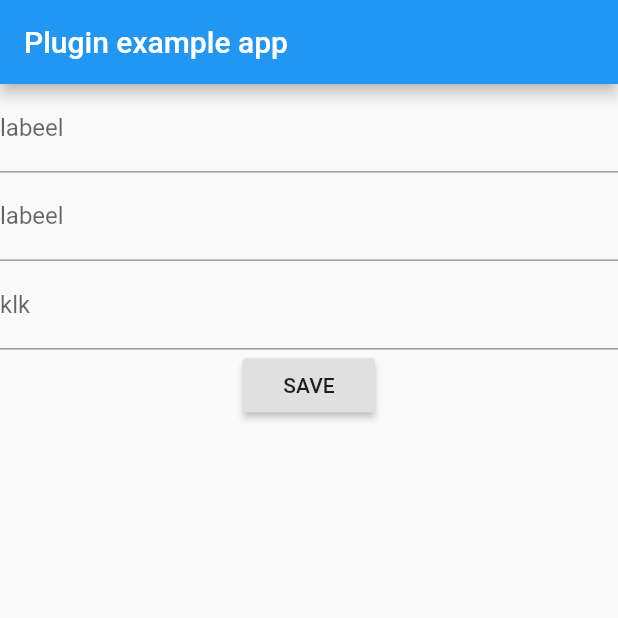
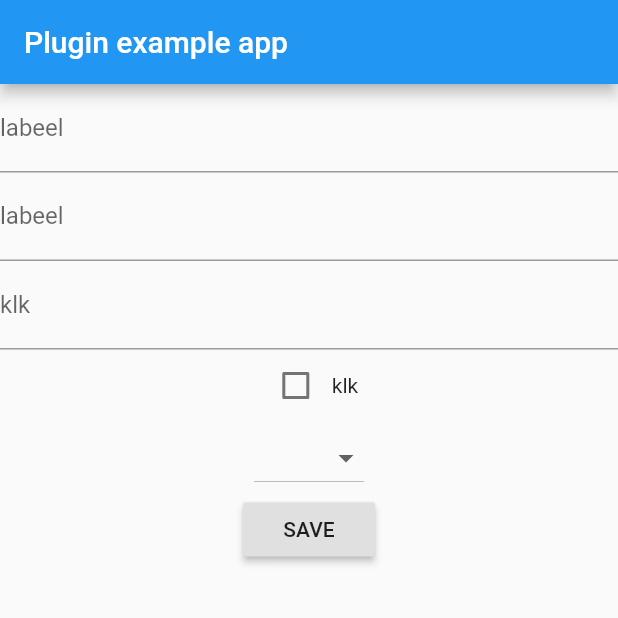
Before and after one commit to pablo384/dynamic_form_flutter_plugin, a Flutter app: the screen it shows after launch, on a phone screen of 412 x 824 dp, the top half of it. Run offline on Flutter 3.47's test engine with Material 2 defaults, Android fonts, the phone set to English and light mode, and no system bars; our stand-ins replace rxdart.

```diff
--- a/example/lib/main.dart
+++ b/example/lib/main.dart
@@ -17,7 +17,6 @@ class _MyAppState extends State<MyApp> {
   @override
   void initState() {
     super.initState();
-    // initPlatformState();
   }
 
   @override
@@ -29,8 +28,12 @@ class _MyAppState extends State<MyApp> {
         ),
         body: Builder(
           builder: (context) {
-            TextboxQuestion avd = TextboxQuestion(
-                options: {"type": "password", "label": "labeel", "key": "uno", "show": true});
+            TextboxQuestion avd = TextboxQuestion(options: {
+              "type": "password",
+              "label": "labeel",
+              "key": "uno",
+              "show": true
+            });
             TextboxQuestion text = TextboxQuestion(
                 options: {"type": "text", "label": "labeel", "key": "dos"});
             List<QuestionBase> lista = List<QuestionBase>();
@@ -42,6 +45,25 @@ class _MyAppState extends State<MyApp> {
               "key": "adsfds",
               "validators": [Validators.isRequired]
             }));
+            lista.add(CheckBoxQuestion(options: {
+              "type": "text",
+              "label": "klk",
+              "key": "adsfds",
+              "value": false,
+              "validators": [Validators.isRequired]
+            }));
+            lista.add(DropdownQuestion(options: {
+              "type": "text",
+              "label": "klk",
+              "key": "adsfds",
+              "value": null,
+              "options": [
+                {"label": "uno", "value": 1},
+                {"label": "dos", "value": 2},
+                {"label": "tres", "value": 3},
+              ],
+              "validators": [Validators.isRequired]
+            }));
             return DynamicForm(
               questions: lista,
               onSubmit: (val) {
@@ -51,17 +73,6 @@ class _MyAppState extends State<MyApp> {
                 print('cambio ${val.toString()}');
               },
             );
-
-            // return Column(
-            //   children: <Widget>[
-            //     QuestionForm(
-            //       question: avd,
-            //     ),
-            //     QuestionForm(
-            //       question: text,
-            //     ),
-            //   ],
-            // );
           },
         ),
       ),
--- a/lib/dynamic_forms.dart
+++ b/lib/dynamic_forms.dart
@@ -9,8 +9,7 @@ export './widgets/question_form.dart';
 export './widgets/dynamic_form.dart';
 
 class DynamicForms {
-  static const MethodChannel _channel =
-      const MethodChannel('dynamic_forms');
+  static const MethodChannel _channel = const MethodChannel('dynamic_forms');
 
   static Future<String> get platformVersion async {
     final String version = await _channel.invokeMethod('getPlatformVersion');
--- a/lib/form_group.dart
+++ b/lib/form_group.dart
@@ -3,20 +3,19 @@ import 'package:rxdart/subjects.dart';
 
 class FormGroup extends ChangeNotifier {
   Map<String, dynamic> group = {};
-  BehaviorSubject<Map<String, dynamic>> groupObs = BehaviorSubject<Map<String, dynamic>>();
+  BehaviorSubject<Map<String, dynamic>> groupObs =
+      BehaviorSubject<Map<String, dynamic>>();
   FormGroup();
   setValue(String key, dynamic val) {
     this.group[key] = val;
     groupObs.add(this.group);
     notifyListeners();
-    // print(this.group.toString());
+    print(this.group.toString());
   }
 
   @override
   void dispose() {
     groupObs.close();
     super.dispose();
-
   }
-
 }
--- a/lib/text_box_question.dart
+++ b/lib/text_box_question.dart
@@ -2,5 +2,20 @@ import 'package:dynamic_forms/question_base.dart';
 
 class TextboxQuestion extends QuestionBase {
   final controlType = 'textbox';
-  TextboxQuestion({Map<String, dynamic> options = const {}}) : super(options: options);
+  TextboxQuestion({Map<String, dynamic> options = const {}})
+      : super(options: options);
 }
+
+class CheckBoxQuestion extends QuestionBase {
+  final controlType = 'checkbox';
+  CheckBoxQuestion({Map<String, dynamic> options = const {"value": false}})
+      : super(options: options);
+}
+
+class DropdownQuestion extends QuestionBase {
+  final controlType = 'dropdown';
+  DropdownQuestion({Map<String, dynamic> options = const {}})
+      : super(options: options) {
+    this.options = options['options'] ?? [];
+  }
+}
--- a/lib/validators.dart
+++ b/lib/validators.dart
@@ -1,8 +1,8 @@
 class Validators {
   static isRequired(String val) {
-    if (val.trim().length>0 && val.isNotEmpty) {
+    if (val.trim().length > 0 && val.isNotEmpty) {
       return null;
-    }else {
+    } else {
       return 'invalid';
     }
   }
--- a/lib/widgets/dynamic_form.dart
+++ b/lib/widgets/dynamic_form.dart
@@ -36,6 +36,7 @@ class _DynamicFormState extends State<DynamicForm> {
           child: Column(
             children: <Widget>[
               ...questions.map((item) {
+                form.setValue(item.key, item.value);
                 return QuestionForm(
                   question: item,
                   formGroup: form,
--- a/lib/widgets/question_form.dart
+++ b/lib/widgets/question_form.dart
@@ -38,11 +38,14 @@ class _QuestionFormState extends State<QuestionForm> {
   @override
   Widget build(BuildContext context) {
     // var reb = RebuildManager();
-    if (question.controlType == 'textbox') {
-      if (!question.show) {
-        return SizedBox();
-      }
+    if (!question.show) {
+      return SizedBox(
+        key: Key(question.key),
+      );
+    }
+    if (question is TextboxQuestion) {
       return TextFormField(
+        key: Key(question.key),
         obscureText: question.type == "password",
         controller: _edit,
         keyboardType: question.type == "number"
@@ -64,6 +67,52 @@ class _QuestionFormState extends State<QuestionForm> {
         },
       );
     }
+
+    if (question is CheckBoxQuestion) {
+      print(question.toString());
+      return Row(
+        mainAxisSize: MainAxisSize.min,
+        children: <Widget>[
+          Checkbox(
+            key: Key(question.key),
+            value: question.value,
+            onChanged: (val) {
+              formGroup.setValue(question.key, val);
+              setState(() {});
+            },
+          ),
+          Text(question.label),
+        ],
+      );
+    }
+
+    if (question is DropdownQuestion && question.options.length > 1) {
+      return DropdownButton<dynamic>(
+        // value: 0,
+        onChanged: (value) {
+          formGroup.setValue(question.key, value);
+          setState(() {});
+        },
+        key: Key(question.key),
+        items: [
+          DropdownMenuItem<dynamic>(
+            value: 49,
+            child: Text('prueba'),
+          ),
+          DropdownMenuItem<dynamic>(
+            value: 22,
+            child: Text('ddd'),
+          ),
+          // ...question.options.map<DropdownMenuItem>((val) {
+          //   return DropdownMenuItem<dynamic>(
+          //     value: val['value'] ?? 9,
+          //     child: Text(val['label']),
+          //   );
+          // }).toList()
+        ],
+      );
+    }
+
     return Container(
       child: Text('data'),
     );
```
Also changed, not shown: lib/rebuild_manager.dart (line endings or trailing spaces).
